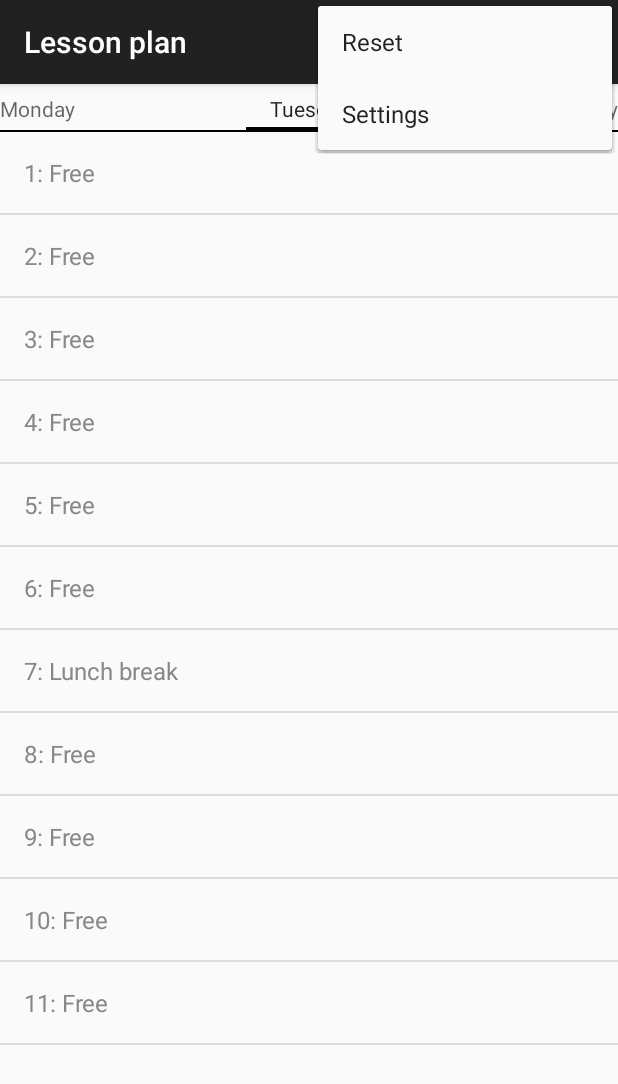
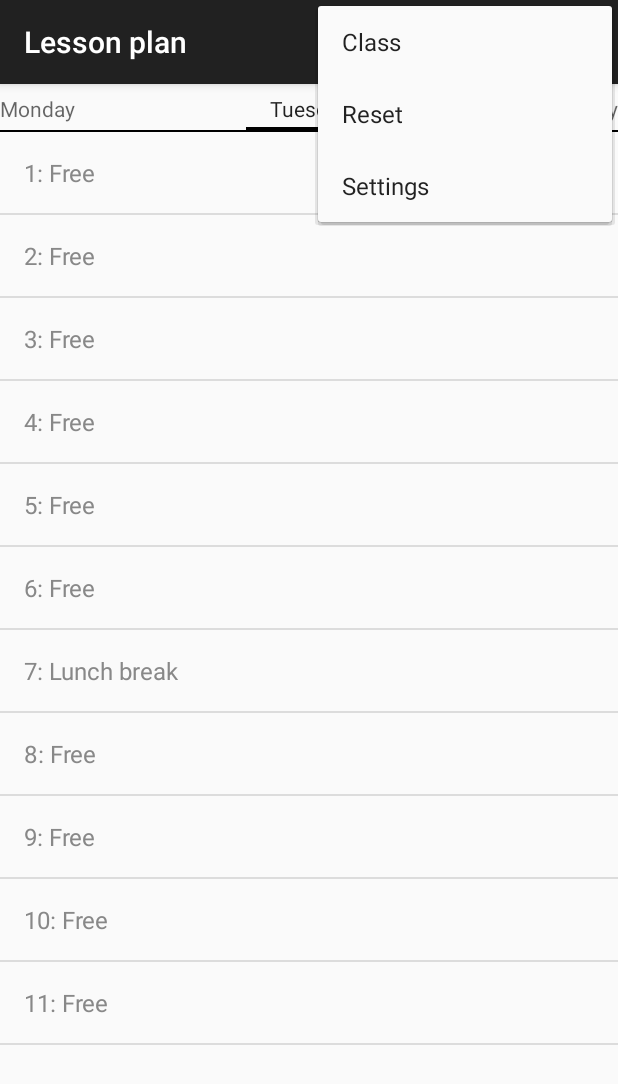
Before and after one commit to AKG-Vertretungsplan/AKG-Vertretungsplan-Android, an Android app: the LessonPlanActivity screen opened directly, with no data from a screen before it, with the options menu open, on a phone screen of 412 x 824 dp. Shown: the top 1084 px of the screen. Run offline under Robolectric (Android 15) with nearby library versions, the phone set to English and light mode, and no system bars.

Commit message:
Enter class to filter plan

```diff
--- a/app/src/main/java/de/spiritcroc/akg_vertretungsplan/DownloadService.java
+++ b/app/src/main/java/de/spiritcroc/akg_vertretungsplan/DownloadService.java
@@ -757,7 +757,7 @@ public class DownloadService extends IntentService {
                         }
                         else {
                             try {
-                                if (lessonPlan.isRelevant(calendar.get(Calendar.DAY_OF_WEEK), Integer.parseInt(tmpRowContent[2]), tmpRowContent[1]))
+                                if (lessonPlan.isRelevant(tmpRowContent[0], calendar.get(Calendar.DAY_OF_WEEK), Integer.parseInt(tmpRowContent[2]), tmpRowContent[1]))
                                     count++;
                                 else
                                     newIrrelevantInformationCount.value++;
--- /dev/null
+++ b/app/src/main/java/de/spiritcroc/akg_vertretungsplan/EnterLessonClassDialog.java
@@ -0,0 +1,60 @@
+/*
+ * Copyright (C) 2015 SpiritCroc
+ *
+ * Licensed under the Apache License, Version 2.0 (the "License");
+ * you may not use this file except in compliance with the License.
+ * You may obtain a copy of the License at
+ *
+ *      http://www.apache.org/licenses/LICENSE-2.0
+ *
+ * Unless required by applicable law or agreed to in writing, software
+ * distributed under the License is distributed on an "AS IS" BASIS,
+ * WITHOUT WARRANTIES OR CONDITIONS OF ANY KIND, either express or implied.
+ * See the License for the specific language governing permissions and
+ * limitations under the License.
+ */
+
+package de.spiritcroc.akg_vertretungsplan;
+
+import android.app.Activity;
+import android.app.AlertDialog;
+import android.app.Dialog;
+import android.app.DialogFragment;
+import android.content.DialogInterface;
+import android.content.SharedPreferences;
+import android.os.Bundle;
+import android.preference.PreferenceManager;
+import android.view.View;
+import android.widget.EditText;
+
+public class EnterLessonClassDialog extends DialogFragment {
+    private SharedPreferences sharedPreferences;
+
+    @Override
+    public Dialog onCreateDialog(Bundle savedInstanceState) {
+        final Activity activity = getActivity();
+        AlertDialog.Builder builder = new AlertDialog.Builder(activity);
+        sharedPreferences = PreferenceManager.getDefaultSharedPreferences(activity);
+        final View view = activity.getLayoutInflater().inflate(R.layout.dialog_enter_lesson_class, null);
+
+        final EditText editLessonClass = (EditText) view.findViewById(R.id.edit_teacher_full);
+
+        editLessonClass.setText(sharedPreferences.getString("pref_class", ""));
+
+        return builder.setTitle(R.string.dialog_enter_lesson_class)
+                .setView(view)
+                .setPositiveButton(R.string.dialog_ok, new DialogInterface.OnClickListener() {
+                    @Override
+                    public void onClick(DialogInterface dialog, int which) {
+                        sharedPreferences.edit().putString("pref_class", editLessonClass.getText().toString()).apply();
+                        LessonPlan.getInstance(sharedPreferences).getLessonClass();
+                    }
+                })
+                .setNegativeButton(R.string.dialog_cancel, new DialogInterface.OnClickListener() {
+                    @Override
+                    public void onClick(DialogInterface dialog, int which) {
+                        // Only close
+                    }
+                }).create();
+    }
+}
--- a/app/src/main/java/de/spiritcroc/akg_vertretungsplan/ItemFragment.java
+++ b/app/src/main/java/de/spiritcroc/akg_vertretungsplan/ItemFragment.java
@@ -320,7 +320,7 @@ public class ItemFragment extends ListFragment{
                         if (!tmpRowContent[6].equals(""))
                             add += " " + tmpRowContent[6];
                         try{
-                            relevant = lessonPlan.isRelevant(Tools.getDateFromPlanTitle(this.date).get(Calendar.DAY_OF_WEEK), Integer.parseInt(tmpRowContent[2]), tmpRowContent[1]);
+                            relevant = lessonPlan.isRelevant( tmpRowContent[0], Tools.getDateFromPlanTitle(this.date).get(Calendar.DAY_OF_WEEK), Integer.parseInt(tmpRowContent[2]), tmpRowContent[1]);
                             if (relevant)
                                 lastAddedHeader = false;
                         }
--- a/app/src/main/java/de/spiritcroc/akg_vertretungsplan/LessonPlanActivity.java
+++ b/app/src/main/java/de/spiritcroc/akg_vertretungsplan/LessonPlanActivity.java
@@ -96,6 +96,11 @@ public class LessonPlanActivity extends AppCompatActivity {
             overridePendingTransition(0, 0);
             startActivity(intent);
             overridePendingTransition(0, 0);
+        } else {
+            if (!sharedPreferences.contains("pref_class")) {
+                new EnterLessonClassDialog().show(getFragmentManager(), "EnterLessonClassDialog");
+            }
+
         }
     }
     @Override
@@ -113,6 +118,9 @@ public class LessonPlanActivity extends AppCompatActivity {
                 return true;
             case R.id.action_reset:
                 new ConfirmRemoveLessonsDialog().setValues(this).show(getFragmentManager(), "ConfirmRemoveLessonsDialog");
+                return true;
+            case R.id.action_lesson_class:
+                new EnterLessonClassDialog().show(getFragmentManager(), "EnterLessonClassDialog");
                 return true;
             default:
                 return super.onOptionsItemSelected(item);
--- a/app/src/main/res/menu/menu_lesson_plan.xml
+++ b/app/src/main/res/menu/menu_lesson_plan.xml
@@ -18,6 +18,10 @@
     xmlns:app="http://schemas.android.com/apk/res-auto"
     xmlns:tools="http://schemas.android.com/tools"
     tools:context=".MainActivity" >
+    <item android:id="@+id/action_lesson_class"
+        android:title="@string/action_lesson_class"
+        android:orderInCategory="1"
+        app:showAsAction="never"/>
     <item android:id="@+id/action_reset"
         android:title="@string/action_reset"
         android:orderInCategory="99"
--- a/app/src/main/res/values/strings.xml
+++ b/app/src/main/res/values/strings.xml
@@ -465,5 +465,8 @@
     </string-array>
 
     <string name="dialog_select_plan">Select plan</string>
+    <string name="dialog_enter_lesson_class">Enter your class</string>
+    <string name="dialog_enter_lesson_class_summary">Used for filtering relevant information</string>
+    <string name="action_lesson_class">Class</string>
 
 </resources>
```
Also changed, not shown: app/src/main/java/de/spiritcroc/akg_vertretungsplan/LessonPlan.java (+15 -1 lines), app/src/main/res/layout/dialog_enter_lesson_class.xml (added, +30 -0 lines), 1 other file.
